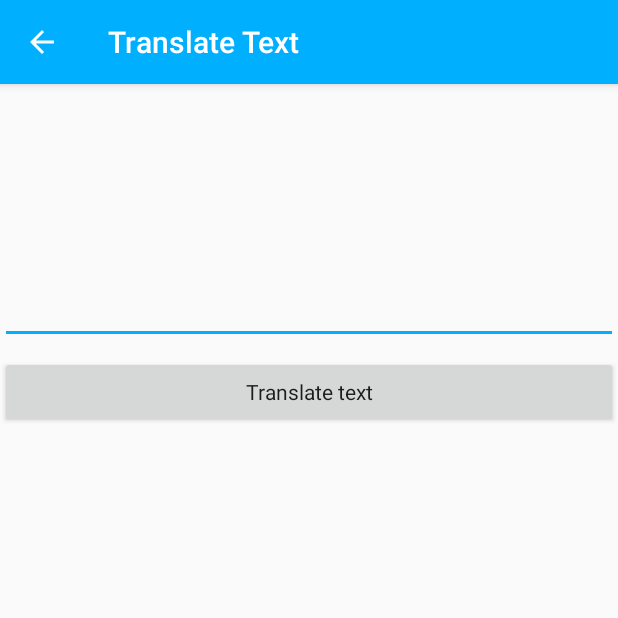
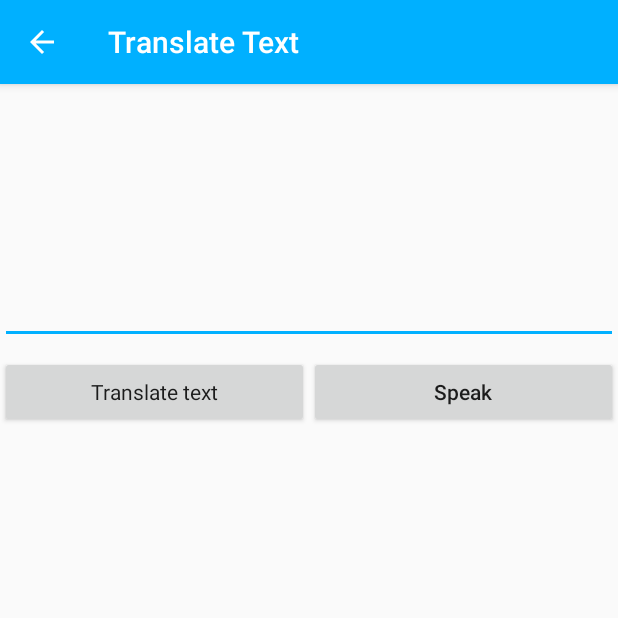
Before and after one commit to ducthong230497/Dictionary.android, an Android app: the TranslateText screen opened directly, with no data from a screen before it, after a tap on "Translate text", on a phone screen of 412 x 824 dp, the top half of it. Run offline under Robolectric (Android 15) with nearby library versions, the phone set to English and light mode, and no system bars.

Commit message:
haft TranslateText

```diff
--- a/Dictionary/app/src/main/java/com/example/media/dictionary/TranslateText.java
+++ b/Dictionary/app/src/main/java/com/example/media/dictionary/TranslateText.java
@@ -1,12 +1,28 @@
 package com.example.media.dictionary;
 
+import android.media.MediaPlayer;
+import android.net.Uri;
+import android.os.AsyncTask;
 import android.os.Bundle;
+import android.os.Handler;
 import android.support.annotation.Nullable;
 import android.support.v7.app.AppCompatActivity;
 import android.view.View;
 import android.widget.Button;
 import android.widget.EditText;
+import android.widget.TextView;
 import android.widget.Toast;
+
+import java.io.BufferedReader;
+import java.io.IOException;
+import java.io.InputStream;
+import java.io.InputStreamReader;
+import java.io.UnsupportedEncodingException;
+import java.net.MalformedURLException;
+import java.net.ProtocolException;
+import java.net.URL;
+import java.net.URLConnection;
+import java.net.URLEncoder;
 
 /**
  * Created by Media on 1/2/2018.
@@ -16,6 +32,7 @@ public class TranslateText extends AppCompatActivity {
 
     Button btnStartTranslateText;
     EditText edtText;
+    TextView txvTranslateText;
     @Override
     protected void onCreate(@Nullable Bundle savedInstanceState) {
         super.onCreate(savedInstanceState);
@@ -28,10 +45,86 @@ public class TranslateText extends AppCompatActivity {
             @Override
             public void onClick(View view) {
                 Toast.makeText(getApplicationContext(), edtText.getText().toString(), Toast.LENGTH_LONG).show();
+                String input = edtText.getText().toString();
+                new Translate().execute(input);
             }
         });
     }
 
 
+    class Translate extends AsyncTask<String,String,String> {
+        String string = "";
+        String toLang = "vi"; // ngôn ngữ cần dịch
+        String fromLang = "en"; // để trống là sẽ ở chế chộ phát hiện ngôn ngữ
+        public Translate(String toLang,String fromLang){
+            this.toLang = toLang;
+            this.fromLang = fromLang;
+        }
+        public Translate(){}
+        @Override
+        protected void onPreExecute() {
+            super.onPreExecute();
+        }
 
+        @Override
+        protected String doInBackground(String... params) {
+            InputStream is = null;
+            BufferedReader bufferedReader = null;
+
+            try {
+                String translateUrl =
+                        "https://translate.google.com/#en/vi/"
+                                + URLEncoder.encode(params[0],"UTF-8");
+                URL url = new URL(translateUrl);
+                URLConnection urlConnection = url.openConnection();
+                urlConnection.setRequestProperty("User-Agent", "Something Else");
+                is = urlConnection.getInputStream();
+
+                bufferedReader = new BufferedReader(new InputStreamReader(is));
+
+                String line;
+                while ((line = bufferedReader.readLine()) != null) {
+                    string += line;
+                }
+            } catch (MalformedURLException e) {
+                e.printStackTrace();
+            } catch (ProtocolException e) {
+                e.printStackTrace();
+            } catch (IOException e) {
+                e.printStackTrace();
+            }
+            return string;
+        }
+
+        @Override
+        protected void onPostExecute(String s) {
+
+            txvTranslateText = (TextView) findViewById(R.id.txvTranslateText);
+            s = s.replace("[[","\n").replace("]]","\n").replace("],[","\n");
+
+            txvTranslateText.setText(s);
+            super.onPostExecute(s);
+        }
+    }
+    public void speech(final String text, final String lang){
+        new Handler().post(new Runnable() {
+            @Override
+            public void run() {
+                try {
+                    String urlSpeed = "https://translate.google.com/translate_tts?ie=UTF-8&q="
+                            +URLEncoder.encode(text,"UTF-8")+"&tl="+lang+"&total=1&idx=0&textlen="
+                            +text.length()+"&tk=822010|693481&client=t&prev=input";
+
+                    MediaPlayer mediaPlayer = new MediaPlayer();
+                    mediaPlayer.setDataSource(TranslateText.this, Uri.parse(urlSpeed));
+                    mediaPlayer.prepare();
+                    mediaPlayer.start();
+                } catch (UnsupportedEncodingException e) {
+                    e.printStackTrace();
+                } catch (IOException e) {
+                    e.printStackTrace();
+                }
+            }
+        });
+    }
 }
--- a/Dictionary/app/src/main/res/layout/activity_translate_text.xml
+++ b/Dictionary/app/src/main/res/layout/activity_translate_text.xml
@@ -22,12 +22,29 @@
             android:scrollbars="vertical"/>
     </ScrollView>
 
-    <Button
-        android:id="@+id/btnStartTranslateText"
+
+
+    <LinearLayout
         android:layout_width="match_parent"
         android:layout_height="wrap_content"
-        style="@style/PrimaryFlatButton"
-        android:text="@string/TranslateText"/>
-
-
+        android:orientation="horizontal">
+        <Button
+            android:id="@+id/btnStartTranslateText"
+            android:layout_width="match_parent"
+            android:layout_height="wrap_content"
+            style="@style/PrimaryFlatButton"
+            android:layout_weight="1"
+            android:text="@string/TranslateText"/>
+        <Button
+            android:layout_width="match_parent"
+            android:layout_height="wrap_content"
+            android:layout_weight="1"
+            android:textAllCaps="false"
+            android:text="@string/speakText"/>
+    </LinearLayout>
+    <TextView
+        android:id="@+id/txvTranslateText"
+        android:layout_width="match_parent"
+        android:layout_height="wrap_content"
+        />
 </LinearLayout>
--- a/Dictionary/app/src/main/res/values/strings.xml
+++ b/Dictionary/app/src/main/res/values/strings.xml
@@ -18,6 +18,7 @@
     <string name="title_activity_settings">Settings</string>
     <string name="Setting">Setting</string>
     <string name="TranslateText">Translate text</string>
+    <string name="speakText">Speak</string>
     <string name="labelTranslate">English - Vietnamese</string>
     <string name="labelSetting">Settings</string>
     <string name="labelOCR">Optical Charactor Regconition</string>
```
